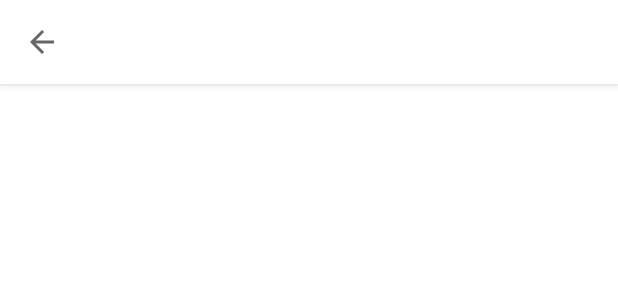
After one commit to karacelly/subscriptly, an Android app: the layout activity_subscription_detail.xml on its own in the app's theme, with its tools: preview values and no code run, on a phone screen of 412 x 824 dp. The commit adds this screen. Shown: the top 300 px of the screen. Run offline under Robolectric (Android 15) with nearby library versions, the phone set to English and light mode, and no system bars.

Commit message:
add some ui for subs detail

```diff
--- a/app/src/main/java/edu/bluejack21_2/subscriptly/Bottom_Navigation.java
+++ b/app/src/main/java/edu/bluejack21_2/subscriptly/fragments/Bottom_Navigation.java
@@ -1,4 +1,4 @@
-package edu.bluejack21_2.subscriptly;
+package edu.bluejack21_2.subscriptly.fragments;
 
 import android.os.Bundle;
 
@@ -7,6 +7,8 @@ import androidx.fragment.app.Fragment;
 import android.view.LayoutInflater;
 import android.view.View;
 import android.view.ViewGroup;
+
+import edu.bluejack21_2.subscriptly.R;
 
 /**
  * A simple {@link Fragment} subclass.
--- a/app/src/main/java/edu/bluejack21_2/subscriptly/TopNavBarFragment.java
+++ b/app/src/main/java/edu/bluejack21_2/subscriptly/fragments/TopNavBarFragment.java
@@ -1,4 +1,4 @@
-package edu.bluejack21_2.subscriptly;
+package edu.bluejack21_2.subscriptly.fragments;
 
 import android.os.Bundle;
 
@@ -7,6 +7,8 @@ import androidx.fragment.app.Fragment;
 import android.view.LayoutInflater;
 import android.view.View;
 import android.view.ViewGroup;
+
+import edu.bluejack21_2.subscriptly.R;
 
 /**
  * A simple {@link Fragment} subclass.
--- a/app/src/main/res/layout/activity_add_subscription.xml
+++ b/app/src/main/res/layout/activity_add_subscription.xml
@@ -11,7 +11,7 @@
 
 <!--    <fragment-->
 <!--        android:id="@+id/fragment"-->
-<!--        android:name="edu.bluejack21_2.subscriptly.TopNavBarFragment"-->
+<!--        android:name="edu.bluejack21_2.subscriptly.fragments.TopNavBarFragment"-->
 <!--        android:layout_width="match_parent"-->
 <!--        android:layout_height="wrap_content"-->
 <!--        tools:layout="@layout/fragment_top_nav_bar" />-->
--- a/app/src/main/res/layout/activity_search.xml
+++ b/app/src/main/res/layout/activity_search.xml
@@ -9,7 +9,7 @@
 
 <!--    <fragment-->
 <!--        android:id="@+id/fragment"-->
-<!--        android:name="edu.bluejack21_2.subscriptly.TopNavBarFragment"-->
+<!--        android:name="edu.bluejack21_2.subscriptly.fragments.TopNavBarFragment"-->
 <!--        android:layout_width="match_parent"-->
 <!--        android:layout_height="wrap_content"-->
 <!--        tools:layout="@layout/fragment_top_nav_bar" />-->
--- /dev/null
+++ b/app/src/main/res/layout/activity_subscription_detail.xml
@@ -0,0 +1,28 @@
+<?xml version="1.0" encoding="utf-8"?>
+<LinearLayout xmlns:android="http://schemas.android.com/apk/res/android"
+    xmlns:app="http://schemas.android.com/apk/res-auto"
+    xmlns:tools="http://schemas.android.com/tools"
+    android:layout_width="match_parent"
+    android:layout_height="match_parent"
+    android:orientation="vertical"
+    tools:context=".SubscriptionDetail">
+
+    <com.google.android.material.appbar.AppBarLayout
+        xmlns:app="http://schemas.android.com/apk/res-auto"
+        xmlns:android="http://schemas.android.com/apk/res/android"
+        xmlns:tools="http://schemas.android.com/tools"
+        android:layout_width="match_parent"
+        android:layout_height="wrap_content"
+        tools:context=".fragments.TopNavBarFragment">
+
+        <androidx.appcompat.widget.Toolbar
+            android:id="@+id/toolbar"
+            android:layout_width="match_parent"
+            android:layout_height="?attr/actionBarSize"
+            app:navigationIcon="?attr/homeAsUpIndicator" />
+
+    </com.google.android.material.appbar.AppBarLayout>
+
+
+
+</LinearLayout>
--- a/app/src/main/res/layout/fragment_friends.xml
+++ b/app/src/main/res/layout/fragment_friends.xml
@@ -25,7 +25,7 @@
 
         <!--    <fragment-->
         <!--        android:id="@+id/fragment"-->
-        <!--        android:name="edu.bluejack21_2.subscriptly.TopNavBarFragment"-->
+        <!--        android:name="edu.bluejack21_2.subscriptly.fragments.TopNavBarFragment"-->
         <!--        android:layout_width="match_parent"-->
         <!--        android:layout_height="wrap_content"-->
         <!--        tools:layout="@layout/fragment_top_nav_bar" />-->
--- a/app/src/main/res/layout/fragment_home.xml
+++ b/app/src/main/res/layout/fragment_home.xml
@@ -29,7 +29,7 @@
 
         <!--    <fragment-->
         <!--        android:id="@+id/fragment"-->
-        <!--        android:name="edu.bluejack21_2.subscriptly.TopNavBarFragment"-->
+        <!--        android:name="edu.bluejack21_2.subscriptly.fragments.TopNavBarFragment"-->
         <!--        android:layout_width="match_parent"-->
         <!--        android:layout_height="wrap_content"-->
         <!--        tools:layout="@layout/fragment_top_nav_bar" />-->
--- a/app/src/main/res/layout/fragment_top_nav_bar.xml
+++ b/app/src/main/res/layout/fragment_top_nav_bar.xml
@@ -18,7 +18,7 @@
     xmlns:tools="http://schemas.android.com/tools"
     android:layout_width="match_parent"
     android:layout_height="wrap_content"
-    tools:context=".TopNavBarFragment">
+    tools:context=".fragments.TopNavBarFragment">
 
     <androidx.appcompat.widget.Toolbar
         android:id="@+id/my_toolbar"
```
Also changed, not shown: app/src/main/AndroidManifest.xml (+6 -4 lines), app/src/main/java/edu/bluejack21_2/subscriptly/SubscriptionDetail.java (added, +24 -0 lines), app/src/main/java/edu/bluejack21_2/subscriptly/ui/subs_detail/SubscriptionDetailFragment.java (added, +33 -0 lines), app/src/main/res/layout/fragment_subscription_detail.xml (added, +15 -0 lines), app/src/main/res/drawable/bg_subsdetail.png (added).
